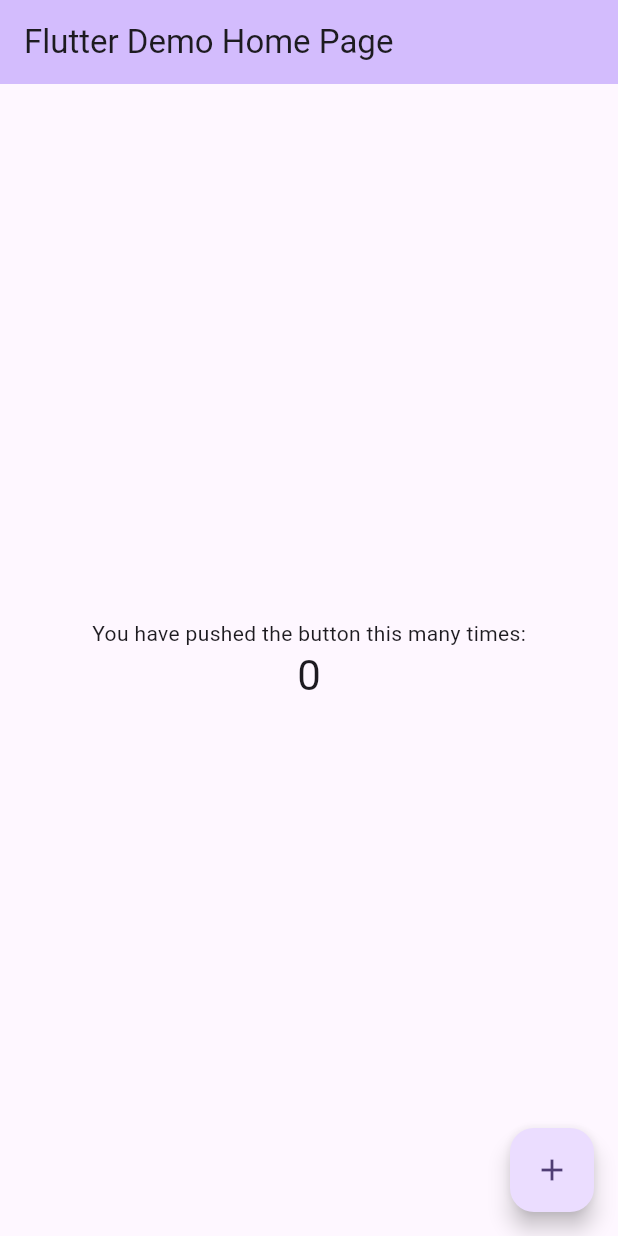
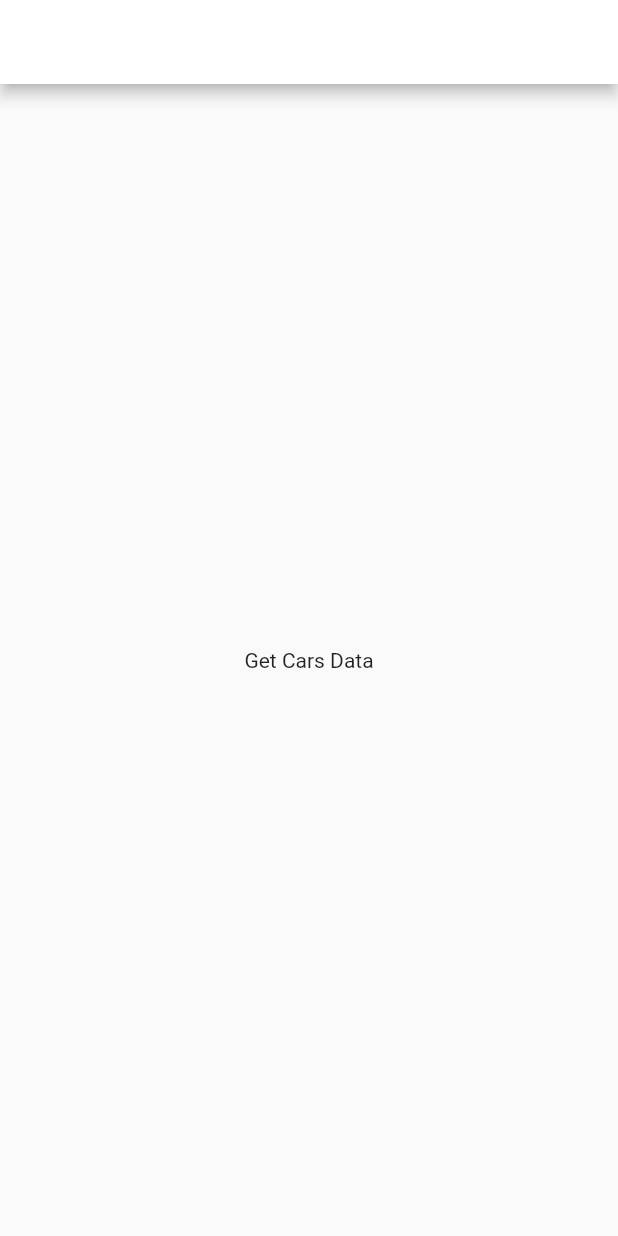
Before and after one commit to roohaani786/mercedes_car_info, a Flutter app: the screen it shows after launch, on a phone screen of 412 x 824 dp. Run offline on Flutter 3.47's test engine with Material 2 defaults, Android fonts, the light colour scheme and no system bars; our stand-ins replace flutter_bloc.

Commit message:
APi Integration with model mapping successfully completed - Basic Ui Set up - Advanced UI with custom painter left

```diff
--- /dev/null
+++ b/lib/bloc/car/car_bloc.dart
@@ -0,0 +1,36 @@
+//car_bloc.dart
+import 'dart:async';
+
+import 'package:flutter_bloc/flutter_bloc.dart';
+import 'package:mercedes_car_info/bloc/car/car_event.dart';
+import 'package:mercedes_car_info/bloc/car/car_state.dart';
+import 'package:mercedes_car_info/data/models/get_cars_by_market.dart';
+
+import '../../repository/car_repository.dart';
+
+class CarBloc extends Bloc<CarEvent, CarState> {
+  //News repo instance
+  final _carsRepo = CarRepository();
+
+  CarBloc() : super(CarStateInitial()) {
+    on<CarFetchDataEvent>(_fetchCarsByMarket);
+  }
+
+  FutureOr<void> _fetchCarsByMarket(CarEvent event, Emitter<CarState> emit) async {
+    if(event is CarFetchDataEvent) {
+      emit(CarStateLoading());
+      await _carsRepo
+          .getCarsByMarket(event.greetingText)
+          .onError((error, stackTrace) => emit(CarStateError(error.toString())))
+          .then((value) {
+            // print(value);
+        Iterable data = value;
+        List<GetCarsByMarket> carDataX = List<GetCarsByMarket>.from(
+            data.map((model)=> GetCarsByMarket.fromJson(model))
+        );
+        print(carDataX.first.brand?.name??"N/A");
+        emit(CarStateLoaded(carDataX));
+      });
+    }
+  }
+}
--- /dev/null
+++ b/lib/bloc/car/car_event.dart
@@ -0,0 +1,10 @@
+//news_event.dart
+import 'package:flutter/cupertino.dart';
+
+@immutable
+abstract class CarEvent {}
+
+class CarFetchDataEvent extends CarEvent {
+  final String greetingText;
+  CarFetchDataEvent(this.greetingText);
+}
--- /dev/null
+++ b/lib/bloc/car/car_state.dart
@@ -0,0 +1,20 @@
+//news_state.dart
+import 'package:flutter/cupertino.dart';
+import 'package:mercedes_car_info/data/models/get_cars_by_market.dart';
+
+@immutable
+abstract class CarState {}
+//This is initial state of bloc
+class CarStateInitial extends CarState {}
+//This is the loading state of bloc
+class CarStateLoading extends CarState {}
+//This is the success state of bloc
+class CarStateLoaded extends CarState {
+  late final List<GetCarsByMarket> carData;
+  CarStateLoaded(this.carData);
+}
+//This is the error state of bloc
+class CarStateError extends CarState {
+  late final String errorMessage;
+  CarStateError(this.errorMessage);
+}
--- /dev/null
+++ b/lib/data/models/get_cars_by_market.dart
@@ -0,0 +1,288 @@
+class GetCarsByMarket {
+  String? modelId;
+  String? internalModelSeries;
+  String? name;
+  String? shortName;
+  Brand? brand;
+  String? baumuster;
+  String? baumuster6;
+  String? baureihe;
+  String? nationalSalesType;
+  VehicleClass? vehicleClass;
+  VehicleBody? vehicleBody;
+  String? modelYear;
+  String? productGroup;
+  int? productDivision;
+  String? lifeCycle;
+  bool? facelift;
+  bool? allTerrain;
+  List<String>? customerGroups;
+  PriceInformation? priceInformation;
+  String? steeringPosition;
+  ValidationStatus? validationStatus;
+  Links? lLinks;
+
+  GetCarsByMarket(
+      {this.modelId,
+        this.internalModelSeries,
+        this.name,
+        this.shortName,
+        this.brand,
+        this.baumuster,
+        this.baumuster6,
+        this.baureihe,
+        this.nationalSalesType,
+        this.vehicleClass,
+        this.vehicleBody,
+        this.modelYear,
+        this.productGroup,
+        this.productDivision,
+        this.lifeCycle,
+        this.facelift,
+        this.allTerrain,
+        this.customerGroups,
+        this.priceInformation,
+        this.steeringPosition,
+        this.validationStatus,
+        this.lLinks});
+
+  GetCarsByMarket.fromJson(Map<String, dynamic> json) {
+    modelId = json['modelId'];
+    internalModelSeries = json['internalModelSeries'];
+    name = json['name'];
+    shortName = json['shortName'];
+    brand = json['brand'] != null ? Brand.fromJson(json['brand']) : null;
+    baumuster = json['baumuster'];
+    baumuster6 = json['baumuster6'];
+    baureihe = json['baureihe'];
+    nationalSalesType = json['nationalSalesType'];
+    vehicleClass = json['vehicleClass'] != null
+        ? VehicleClass.fromJson(json['vehicleClass'])
+        : null;
+    vehicleBody = json['vehicleBody'] != null
+        ? VehicleBody.fromJson(json['vehicleBody'])
+        : null;
+    modelYear = json['modelYear'];
+    productGroup = json['productGroup'];
+    productDivision = json['productDivision'];
+    lifeCycle = json['lifeCycle'];
+    facelift = json['facelift'];
+    allTerrain = json['allTerrain'];
+    customerGroups = json['customerGroups'].cast<String>();
+    priceInformation = json['priceInformation'] != null
+        ? PriceInformation.fromJson(json['priceInformation'])
+        : null;
+    steeringPosition = json['steeringPosition'];
+    validationStatus = json['validationStatus'] != null
+        ? ValidationStatus.fromJson(json['validationStatus'])
+        : null;
+    lLinks = json['_links'] != null ? Links.fromJson(json['_links']) : null;
+  }
+
+  Map<String, dynamic> toJson() {
+    final Map<String, dynamic> data = <String, dynamic>{};
+    data['modelId'] = modelId;
+    data['internalModelSeries'] = internalModelSeries;
+    data['name'] = name;
+    data['shortName'] = shortName;
+    if (brand != null) {
+      data['brand'] = brand!.toJson();
+    }
+    data['baumuster'] = baumuster;
+    data['baumuster6'] = baumuster6;
+    data['baureihe'] = baureihe;
+    data['nationalSalesType'] = nationalSalesType;
+    if (vehicleClass != null) {
+      data['vehicleClass'] = vehicleClass!.toJson();
+    }
+    if (vehicleBody != null) {
+      data['vehicleBody'] = vehicleBody!.toJson();
+    }
+    data['modelYear'] = modelYear;
+    data['productGroup'] = productGroup;
+    data['productDivision'] = productDivision;
+    data['lifeCycle'] = lifeCycle;
+    data['facelift'] = facelift;
+    data['allTerrain'] = allTerrain;
+    data['customerGroups'] = customerGroups;
+    if (priceInformation != null) {
+      data['priceInformation'] = priceInformation!.toJson();
+    }
+    data['steeringPosition'] = steeringPosition;
+    if (validationStatus != null) {
+      data['validationStatus'] = validationStatus!.toJson();
+    }
+    if (lLinks != null) {
+      data['_links'] = lLinks!.toJson();
+    }
+    return data;
+  }
+}
+
+class Brand {
+  String? name;
+
+  Brand({this.name});
+
+  Brand.fromJson(Map<String, dynamic> json) {
+    name = json['name'];
+  }
+
+  Map<String, dynamic> toJson() {
+    final Map<String, dynamic> data = <String, dynamic>{};
+    data['name'] = name;
+    return data;
+  }
+}
+
+class VehicleClass {
+  String? classId;
+  String? className;
+  Links? lLinks;
+
+  VehicleClass({this.classId, this.className, this.lLinks});
+
+  VehicleClass.fromJson(Map<String, dynamic> json) {
+    classId = json['classId'];
+    className = json['className'];
+    lLinks = json['_links'] != null ? Links.fromJson(json['_links']) : null;
+  }
+
+  Map<String, dynamic> toJson() {
+    final Map<String, dynamic> data = <String, dynamic>{};
+    data['classId'] = classId;
+    data['className'] = className;
+    if (lLinks != null) {
+      data['_links'] = lLinks!.toJson();
+    }
+    return data;
+  }
+}
+
+class Links {
+  String? self;
+  String? models;
+
+  Links({this.self, this.models});
+
+  Links.fromJson(Map<String, dynamic> json) {
+    self = json['self'];
+    models = json['models'];
+  }
+
+  Map<String, dynamic> toJson() {
+    final Map<String, dynamic> data = <String, dynamic>{};
+    data['self'] = self;
+    data['models'] = models;
+    return data;
+  }
+}
+
+class VehicleBody {
+  String? bodyId;
+  String? bodyName;
+  Links? lLinks;
+
+  VehicleBody({this.bodyId, this.bodyName, this.lLinks});
+
+  VehicleBody.fromJson(Map<String, dynamic> json) {
+    bodyId = json['bodyId'];
+    bodyName = json['bodyName'];
+    lLinks = json['_links'] != null ? Links.fromJson(json['_links']) : null;
+  }
+
+  Map<String, dynamic> toJson() {
+    final Map<String, dynamic> data = <String, dynamic>{};
+    data['bodyId'] = bodyId;
+    data['bodyName'] = bodyName;
+    if (lLinks != null) {
+      data['_links'] = lLinks!.toJson();
+    }
+    return data;
+  }
+}
+
+class PriceInformation {
+  String? currency;
+  double? netPrice;
+  double? price;
+  List<Taxes>? taxes;
+
+  PriceInformation({this.currency, this.netPrice, this.price, this.taxes});
+
+  PriceInformation.fromJson(Map<String, dynamic> json) {
+    currency = json['currency'];
+    netPrice = json['netPrice'];
+    price = json['price'];
+    if (json['taxes'] != null) {
+      taxes = <Taxes>[];
+      json['taxes'].forEach((v) {
+        taxes!.add(Taxes.fromJson(v));
+      });
+    }
+  }
+
+  Map<String, dynamic> toJson() {
+    final Map<String, dynamic> data = <String, dynamic>{};
+    data['currency'] = currency;
+    data['netPrice'] = netPrice;
+    data['price'] = price;
+    if (taxes != null) {
+      data['taxes'] = taxes!.map((v) => v.toJson()).toList();
+    }
+    return data;
+  }
+}
+
+class Taxes {
+  String? id;
+  double? amount;
+  double? baseAmount;
+  int? charge;
+  double? rate;
+  String? taxFlag;
+
+  Taxes(
+      {this.id,
+        this.amount,
+        this.baseAmount,
+        this.charge,
+        this.rate,
+        this.taxFlag});
+
+  Taxes.fromJson(Map<String, dynamic> json) {
+    id = json['id'];
+    amount = json['amount'];
+    baseAmount = json['baseAmount'];
+    charge = json['charge'];
+    rate = json['rate'];
+    taxFlag = json['taxFlag'];
+  }
+
+  Map<String, dynamic> toJson() {
+    final Map<String, dynamic> data = <String, dynamic>{};
+    data['id'] = id;
+    data['amount'] = amount;
+    data['baseAmount'] = baseAmount;
+    data['charge'] = charge;
+    data['rate'] = rate;
+    data['taxFlag'] = taxFlag;
+    return data;
+  }
+}
+
+class ValidationStatus {
+  bool? valid;
+
+  ValidationStatus({this.valid});
+
+  ValidationStatus.fromJson(Map<String, dynamic> json) {
+    valid = json['valid'];
+  }
+
+  Map<String, dynamic> toJson() {
+    final Map<String, dynamic> data = <String, dynamic>{};
+    data['valid'] = valid;
+    return data;
+  }
+}
--- a/lib/main.dart
+++ b/lib/main.dart
@@ -1,37 +1,27 @@
 import 'package:flutter/material.dart';
+import 'package:flutter_bloc/flutter_bloc.dart';
+import 'package:mercedes_car_info/bloc/car/car_bloc.dart';
+import 'package:mercedes_car_info/bloc/car/car_state.dart';
+
+import 'bloc/car/car_event.dart';
 
 void main() {
-  runApp(const MyApp());
+  runApp(
+  const MaterialApp(
+    debugShowCheckedModeBanner: false,
+    home: MyApp(),
+  ));
 }
 
 class MyApp extends StatelessWidget {
-  const MyApp({super.key});
 
-  // This widget is the root of your application.
+   const MyApp({super.key});
+
   @override
   Widget build(BuildContext context) {
-    return MaterialApp(
-      title: 'Flutter Demo',
-      theme: ThemeData(
-        // This is the theme of your application.
-        //
-        // TRY THIS: Try running your application with "flutter run". You'll see
-        // the application has a blue toolbar. Then, without quitting the app,
-        // try changing the seedColor in the colorScheme below to Colors.green
-        // and then invoke "hot reload" (save your changes or press the "hot
-        // reload" button in a Flutter-supported IDE, or press "r" if you used
-        // the command line to start the app).
-        //
-        // Notice that the counter didn't reset back to zero; the application
-        // state is not lost during the reload. To reset the state, use hot
-        // restart instead.
-        //
-        // This works for code too, not just values: Most code changes can be
-        // tested with just a hot reload.
-        colorScheme: ColorScheme.fromSeed(seedColor: Colors.deepPurple),
-        useMaterial3: true,
-      ),
-      home: const MyHomePage(title: 'Flutter Demo Home Page'),
+    return BlocProvider(
+      create: (_) => CarBloc(),
+      child: const MyHomePage(title: "hello"),
     );
   }
 }
@@ -55,18 +45,6 @@
 }
 
 class _MyHomePageState extends State<MyHomePage> {
-  int _counter = 0;
-
-  void _incrementCounter() {
-    setState(() {
-      // This call to setState tells the Flutter framework that something has
-      // changed in this State, which causes it to rerun the build method below
-      // so that the display can reflect the updated values. If we changed
-      // _counter without calling setState(), then the build method would not be
-      // called again, and so nothing would appear to happen.
-      _counter++;
-    });
-  }
 
   @override
   Widget build(BuildContext context) {
@@ -86,40 +64,58 @@
         // the App.build method, and use it to set our appbar title.
         title: Text(widget.title),
       ),
-      body: Center(
-        // Center is a layout widget. It takes a single child and positions it
-        // in the middle of the parent.
-        child: Column(
-          // Column is also a layout widget. It takes a list of children and
-          // arranges them vertically. By default, it sizes itself to fit its
-          // children horizontally, and tries to be as tall as its parent.
-          //
-          // Column has various properties to control how it sizes itself and
-          // how it positions its children. Here we use mainAxisAlignment to
-          // center the children vertically; the main axis here is the vertical
-          // axis because Columns are vertical (the cross axis would be
-          // horizontal).
-          //
-          // TRY THIS: Invoke "debug painting" (choose the "Toggle Debug Paint"
-          // action in the IDE, or press "p" in the console), to see the
-          // wireframe for each widget.
-          mainAxisAlignment: MainAxisAlignment.center,
-          children: <Widget>[
-            const Text(
-              'You have pushed the button this many times:',
-            ),
-            Text(
-              '$_counter',
-              style: Theme.of(context).textTheme.headlineMedium,
-            ),
-          ],
-        ),
+      body: BlocBuilder<CarBloc,CarState>(
+          builder: (context, state) {
+            if (state is CarStateInitial) {
+              return  Center(
+                child: SizedBox(
+                  child: InkWell(
+                    onTap: () async {
+                      context.read<CarBloc>().add(CarFetchDataEvent("Hello Cars"));
+                    },
+                    child: const Text("Get Cars Data"),
+                  ),
+                ),
+              );
+            }
+            else if (state is CarStateLoading) {
+                return const Center(
+                  child: CircularProgressIndicator(
+                    color: Colors.blueGrey,
+                  ),
+                );
+            }
+            else if(state is CarStateError){
+
+            }
+            else if( state is CarStateLoaded){
+              return Center(
+                  child: ListView.builder(
+                    shrinkWrap: true,
+                    itemCount: state.carData.length,
+                      itemBuilder: (context,index)=>
+                          Container(
+                           padding: const EdgeInsets.all(8.0),
+                           margin: const EdgeInsets.all(8.0),
+                            decoration: BoxDecoration(
+                              color: Colors.cyan,
+                              borderRadius: BorderRadius.circular(10.0)
+                            ),
+                            child: Column(
+                              children: [
+                                Text(state.carData[index].brand?.name??"N/A"),
+                                Text(state.carData[index].priceInformation?.price.toString()??"N/A"),
+                                Text(state.carData[index].vehicleClass?.className??"N/A"),
+                                Text(state.carData[index].modelYear??"N/A"),
+                              ],
+                            ),
+                          )
+                  )
+              );
+            }
+            return const SizedBox();
+          }
       ),
-      floatingActionButton: FloatingActionButton(
-        onPressed: _incrementCounter,
-        tooltip: 'Increment',
-        child: const Icon(Icons.add),
-      ), // This trailing comma makes auto-formatting nicer for build methods.
     );
   }
 }
--- a/pubspec.yaml
+++ b/pubspec.yaml
@@ -35,6 +35,9 @@ dependencies:
   # The following adds the Cupertino Icons font to your application.
   # Use with the CupertinoIcons class for iOS style icons.
   cupertino_icons: ^1.0.2
+  flutter_bloc: ^8.1.3
+  shared_preferences: ^2.2.1
+  http: ^1.1.0
 
 dev_dependencies:
   flutter_test:
```
Also changed, not shown: lib/data/api/base_api_provider.dart (added, +72 -0 lines), lib/data/api/services/network_api_service.dart (added, +57 -0 lines), lib/data/api/url_constants.dart (added, +9 -0 lines), lib/repository/car_repository.dart (added, +36 -0 lines), pubspec.lock, 10 other files.
